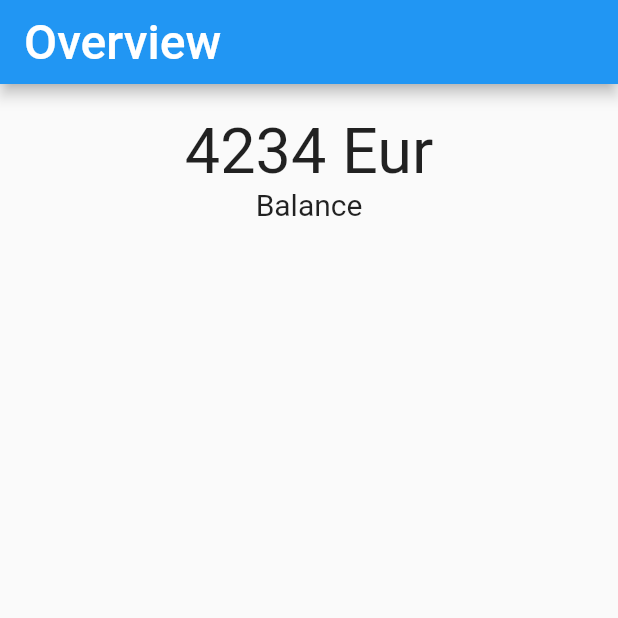
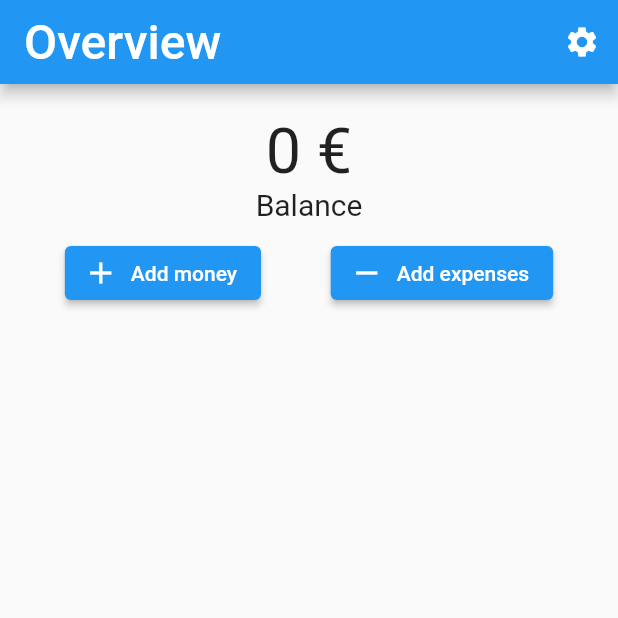
Before and after one commit to Nezas/BudgetManager, a Flutter app: the screen it shows after launch, on a phone screen of 412 x 824 dp, the top half of it. Run offline on Flutter 3.47's test engine with Material 2 defaults, Android fonts, the phone set to English and light mode, and no system bars.

Commit message:
Added buttons

```diff
--- a/lib/main.dart
+++ b/lib/main.dart
@@ -32,7 +32,14 @@ class _HomePageState extends State<HomePage> {
           'Overview',
           style: TextStyle(fontSize: 32),
         ),
-    );
+        actions: <Widget>[
+          IconButton(
+            icon: Icon(Icons.settings),
+            onPressed: () {
+              print("Settings");
+            },
+          ),
+        ]);
     return Scaffold(
       appBar: appBar,
       body: Container(
@@ -40,8 +47,36 @@ class _HomePageState extends State<HomePage> {
         margin: EdgeInsets.all(20),
         child: Column(
           children: <Widget>[
-              Text("4234 Eur", style: TextStyle(fontSize: 42),),
-              Text("Balance", style: TextStyle(fontSize: 20),),
+            Text(
+              "0 €",
+              style: TextStyle(fontSize: 42),
+            ),
+            Text(
+              "Balance",
+              style: TextStyle(fontSize: 20),
+            ),
+            SizedBox(
+              height: 10,
+            ),
+            Row(
+              mainAxisAlignment: MainAxisAlignment.spaceAround,
+              children: [
+                ElevatedButton.icon(
+                  label: Text("Add money"),
+                  icon: Icon(Icons.add),
+                  onPressed: () {
+                    print("Add");
+                  },
+                ),
+                ElevatedButton.icon(
+                  label: Text("Add expenses"),
+                  icon: Icon(Icons.remove),
+                  onPressed: () {
+                    print("Remove");
+                  },
+                ),
+              ],
+            )
           ],
         ),
       ),
```
Lines whose indentation alone changed are shown as unchanged.
